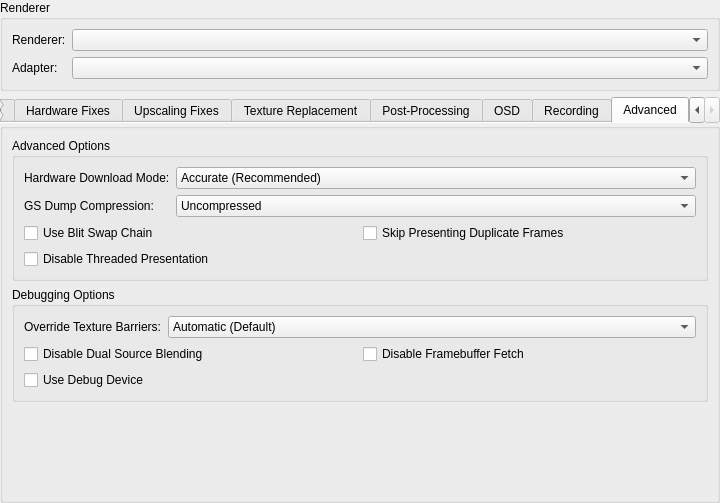
Before: the Qt Designer form pcsx2-qt/Settings/GraphicsSettingsWidget.ui in PCSX2/pcsx2, drawn with Qt 5.
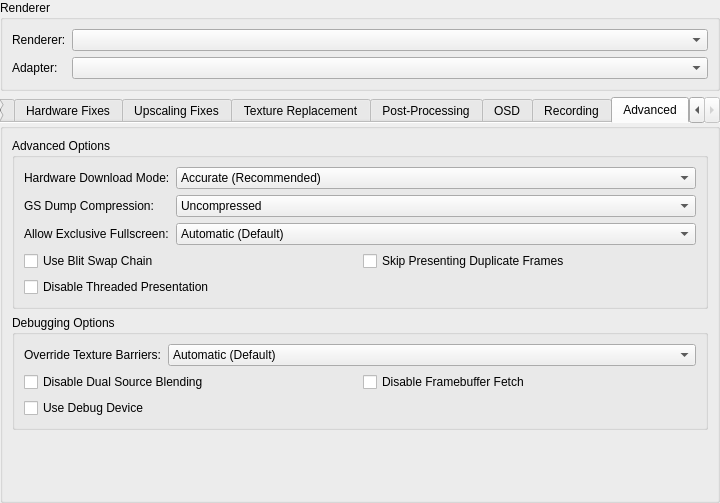
After: the same form once the commit is applied. The open tabs and pages were chosen to show the change.

Commit message: GS/Vulkan: Add exclusive fullscreen control option

```diff
--- a/pcsx2-qt/Settings/GraphicsSettingsWidget.ui
+++ b/pcsx2-qt/Settings/GraphicsSettingsWidget.ui
@@ -2117,6 +2117,32 @@
             </item>
            </layout>
           </item>
+          <item row="2" column="0">
+           <widget class="QLabel" name="label_48">
+            <property name="text">
+             <string>Allow Exclusive Fullscreen:</string>
+            </property>
+           </widget>
+          </item>
+          <item row="2" column="1">
+           <widget class="QComboBox" name="exclusiveFullscreenControl">
+            <item>
+             <property name="text">
+              <string>Automatic (Default)</string>
+             </property>
+            </item>
+            <item>
+             <property name="text">
+              <string>Disallowed</string>
+             </property>
+            </item>
+            <item>
+             <property name="text">
+              <string>Allowed</string>
+             </property>
+            </item>
+           </widget>
+          </item>
          </layout>
         </widget>
        </item>
```
The commit also changes 9 other files.
